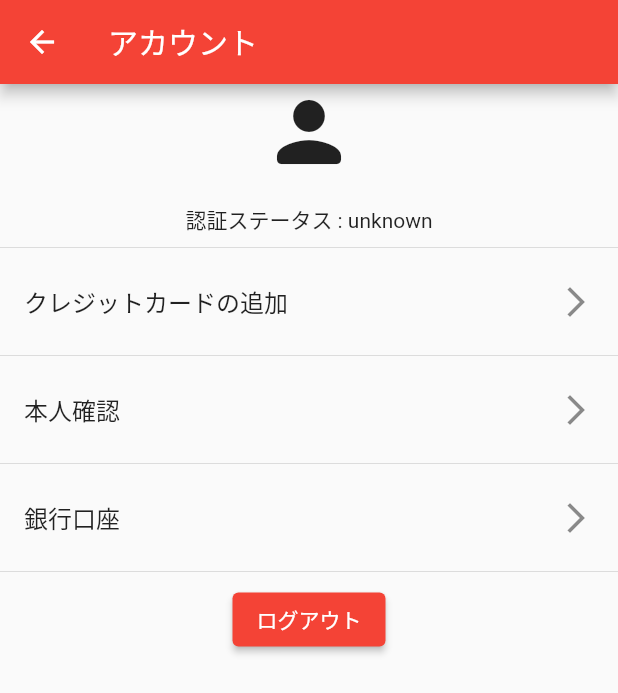
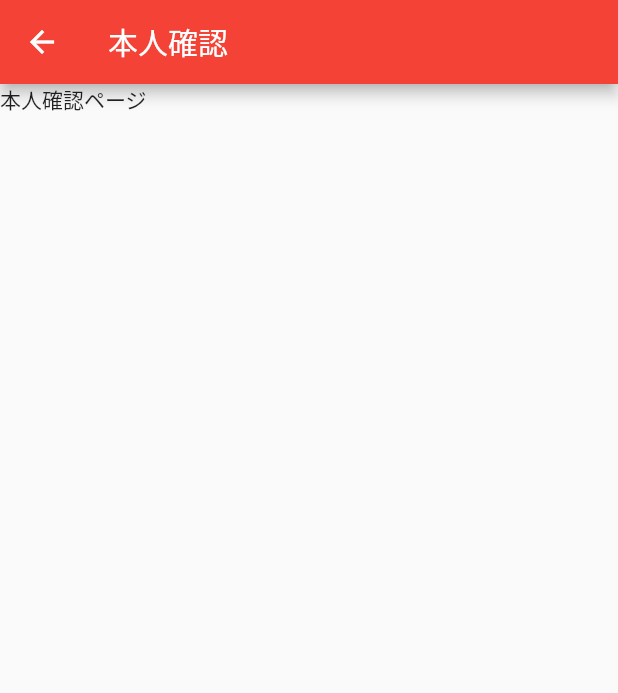
Before and after one commit to DaigoWakabayashi/stripe-platform-example, a Flutter app: the AccountPage screen opened directly, after a tap on "本人確認", on a phone screen of 412 x 824 dp. Shown: the top 693 px of the screen. Run offline on Flutter 3.47's test engine with Material 2 defaults, Android fonts, the phone set to English and light mode, and no system bars; our stand-ins replace cloud_firestore, cloud_functions, firebase_auth, firebase_core, flutter_dotenv, flutter_multi_formatter and 2 more; missing offline and left inert: stripe_sdk; accounts and stored records are empty; network calls fail.

Commit message:
identificationPage を仮作成

```diff
--- a/lib/presentation/account/account_page.dart
+++ b/lib/presentation/account/account_page.dart
@@ -1,6 +1,7 @@
 import 'package:flutter/material.dart';
 import 'package:provider/provider.dart';
 import 'package:stripe_platform_example/presentation/edit_card/edit_card_page.dart';
+import 'package:stripe_platform_example/presentation/identification/identification_page.dart';
 import 'package:stripe_platform_example/utils/verification_status.dart';
 
 import 'account_model.dart';
@@ -44,7 +45,13 @@ class AccountPage extends StatelessWidget {
                 const Divider(),
                 ListTile(
                   onTap: () {
-                    // todo : 本人確認画面へ
+                    Navigator.of(context).push(
+                      MaterialPageRoute(
+                        builder: (context) {
+                          return const IdentificationPage();
+                        },
+                      ),
+                    );
                   },
                   title: const Text('本人確認'),
                   trailing: const Icon(Icons.arrow_forward_ios),
--- /dev/null
+++ b/lib/presentation/identification/identification_model.dart
@@ -0,0 +1,15 @@
+import 'package:flutter/cupertino.dart';
+
+class IdentificationModel extends ChangeNotifier {
+  bool isLoading = false;
+
+  void _startLoading() {
+    isLoading = true;
+    notifyListeners();
+  }
+
+  void _endLoading() {
+    isLoading = false;
+    notifyListeners();
+  }
+}
--- /dev/null
+++ b/lib/presentation/identification/identification_page.dart
@@ -0,0 +1,32 @@
+import 'package:flutter/material.dart';
+import 'package:provider/provider.dart';
+
+import 'identification_model.dart';
+
+class IdentificationPage extends StatelessWidget {
+  const IdentificationPage({Key? key}) : super(key: key);
+
+  @override
+  Widget build(BuildContext context) {
+    return ChangeNotifierProvider<IdentificationModel>(
+      create: (_) => IdentificationModel(),
+      child: Consumer<IdentificationModel>(
+        builder: (context, model, child) {
+          return Scaffold(
+            appBar: AppBar(title: const Text('本人確認')),
+            body: model.isLoading
+                ? const Center(
+                    child: CircularProgressIndicator(),
+                  )
+                : Column(
+                    crossAxisAlignment: CrossAxisAlignment.center,
+                    children: [
+                      Text('本人確認ページ'),
+                    ],
+                  ),
+          );
+        },
+      ),
+    );
+  }
+}
```
